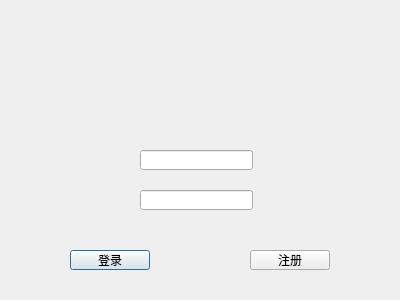
Before: the Qt Designer form MainLaunch_qt/src/login/logindialog.ui in luohanqing0318/graduation-design, drawn with Qt 5.
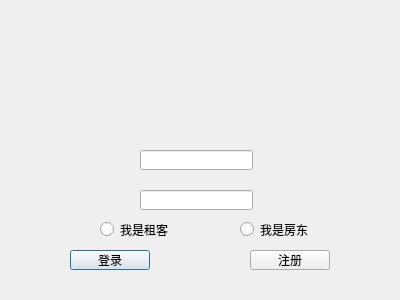
After: the same form once the commit is applied.

```diff
--- a/MainLaunch_qt/src/login/logindialog.ui
+++ b/MainLaunch_qt/src/login/logindialog.ui
@@ -59,6 +59,32 @@
     <string>注册</string>
    </property>
   </widget>
+  <widget class="QRadioButton" name="radioButton_2">
+   <property name="geometry">
+    <rect>
+     <x>240</x>
+     <y>220</y>
+     <width>115</width>
+     <height>19</height>
+    </rect>
+   </property>
+   <property name="text">
+    <string>我是房东</string>
+   </property>
+  </widget>
+  <widget class="QRadioButton" name="radioButton_1">
+   <property name="geometry">
+    <rect>
+     <x>100</x>
+     <y>220</y>
+     <width>115</width>
+     <height>19</height>
+    </rect>
+   </property>
+   <property name="text">
+    <string>我是租客</string>
+   </property>
+  </widget>
  </widget>
  <resources/>
  <connections/>
```
